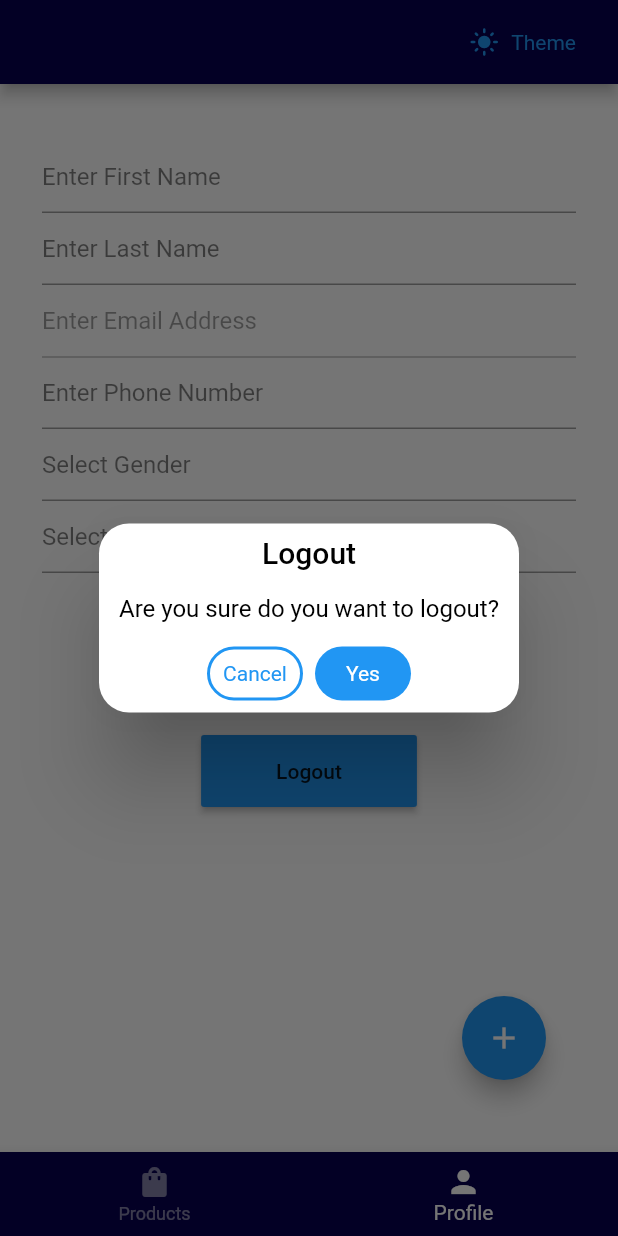
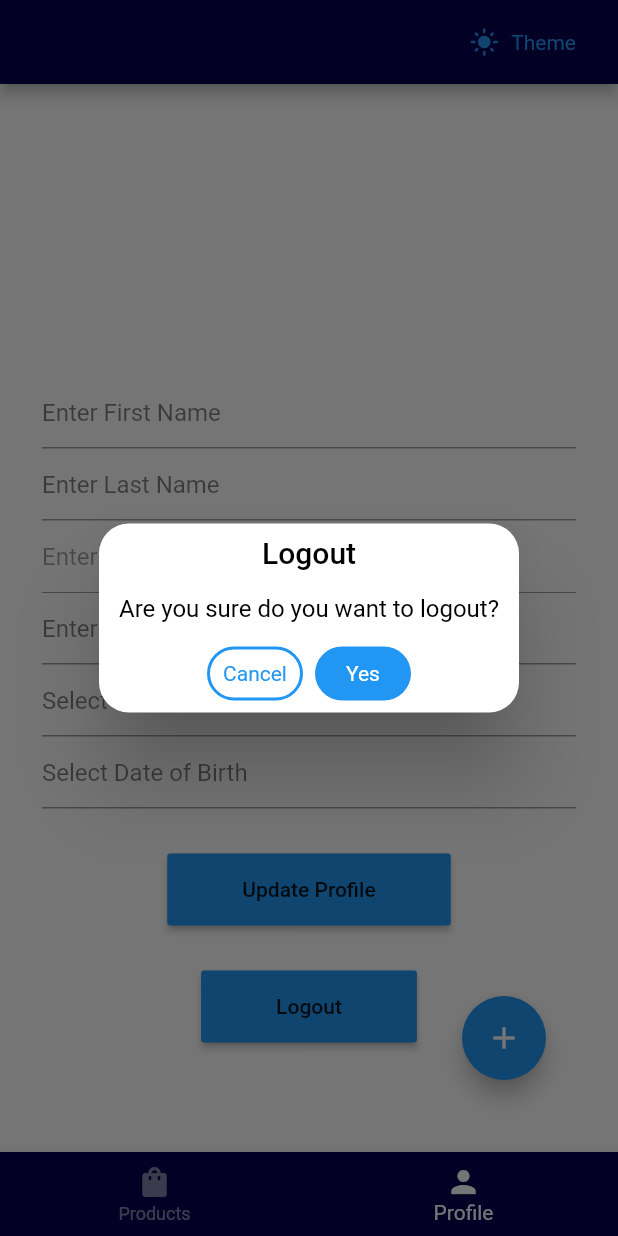
Before and after one commit to rjkolli7/esync_demo, a Flutter app: the HomePage screen opened by its route, item 2 of the bottom bar chosen, after a tap on "Logout", on a phone screen of 412 x 824 dp. Run offline on Flutter 3.47's test engine with Material 2 defaults, Android fonts, the phone set to English and light mode, and no system bars; our stand-ins replace firebase_auth, firebase_core, firebase_database, get, shared_preferences; accounts and stored records are empty.

Commit message:
- ui issues fixed

```diff
--- a/lib/helper/dialog_helper.dart
+++ b/lib/helper/dialog_helper.dart
@@ -41,43 +41,6 @@ void showErrorDialog(BuildContext context, String title, Exception e) {
 }
 
 void showLogoutDialog() {
-  /*AlertDialog(
-    title: const Text(
-      'Logout',
-      style: TextStyle(fontSize: 24),
-    ),
-    content: SingleChildScrollView(
-      child: ListBody(
-        children: const <Widget>[
-          Text(
-            StringHelper.logoutMessage,
-            style: TextStyle(fontSize: 18),
-          ),
-        ],
-      ),
-    ),
-    actions: <Widget>[
-      TextButton(
-        onPressed: () {
-          Navigator.of(Get.context!).pop();
-        },
-        child: const Text(
-          StringHelper.no,
-        ),
-      ),
-      GetBuilder<AuthController>(builder: (authController) {
-        return TextButton(
-          onPressed: () async {
-            await authController.logout();
-            Get.offAll(Routes.auth);
-          },
-          child: const Text(
-            StringHelper.yes,
-          ),
-        );
-      }),
-    ],
-  ),*/
   AuthBindings().dependencies();
   var authController = Get.find<AuthController>();
   Get.defaultDialog(
@@ -96,3 +59,5 @@ void showLogoutDialog() {
     },
   );
 }
+
+void showAddProductDialog() {}
--- a/lib/ui/home/home_page.dart
+++ b/lib/ui/home/home_page.dart
@@ -182,8 +182,22 @@ class _HomePageState extends State<HomePage> {
           ],
         ),
       ),
-      body: SingleChildScrollView(
-        child: Container(
+      body: homePage == HomePageType.profile
+          ? Center(
+              child: body(),
+            )
+          : body(),
+    );
+  }
+
+  Widget body() {
+    return SingleChildScrollView(
+      child: Column(
+        crossAxisAlignment: CrossAxisAlignment.start,
+        mainAxisAlignment: MainAxisAlignment.start,
+        children: [
+          Container(
+            alignment: Alignment.center,
             width: GetPlatform.isWeb
                 ? homePage == HomePageType.profile
                     ? 400
@@ -195,7 +209,8 @@ class _HomePageState extends State<HomePage> {
                     : const EdgeInsets.symmetric(horizontal: 100)
                 : const EdgeInsets.symmetric(horizontal: 20),
             child: getCurrentPage(),
-        ),
+          )
+        ],
       ),
     );
   }
--- a/lib/ui/product/product_page.dart
+++ b/lib/ui/product/product_page.dart
@@ -1,8 +1,8 @@
 import 'package:esync_demo/controllers/product_controller.dart';
 import 'package:esync_demo/domain/model/response/products_response.dart';
+import 'package:esync_demo/helper/test_styles.dart';
 import 'package:esync_demo/ui/product/product_item.dart';
 import 'package:flutter/material.dart';
-import 'package:flutter/rendering.dart';
 import 'package:get/get.dart';
 
 class ProductsPage extends StatefulWidget {
@@ -32,7 +32,8 @@ class ProductsPageState extends State<ProductsPage> {
 
   @override
   Widget build(BuildContext context) {
-    return Container(
+    return (products != null && products!.isNotEmpty)
+        ? Container(
             padding: const EdgeInsets.symmetric(vertical: 30),
             child: Column(
               crossAxisAlignment: CrossAxisAlignment.start,
@@ -62,7 +63,8 @@ class ProductsPageState extends State<ProductsPage> {
                         physics: const NeverScrollableScrollPhysics(),
                         itemCount: products?.length ?? 0,
                         shrinkWrap: true,
-                  gridDelegate: const SliverGridDelegateWithFixedCrossAxisCount(
+                        gridDelegate:
+                            const SliverGridDelegateWithFixedCrossAxisCount(
                           crossAxisCount: 3,
                         ),
                         itemBuilder: (BuildContext context, int index) {
@@ -84,6 +86,21 @@ class ProductsPageState extends State<ProductsPage> {
                       ),
               ],
             ),
+          )
+        : Column(
+            crossAxisAlignment: CrossAxisAlignment.center,
+            mainAxisAlignment: MainAxisAlignment.center,
+            children: [
+              Container(
+                height: context.height - 100,
+                alignment: Alignment.center,
+                child: const Text(
+                  'No Products\nStart Adding Products to See Here',
+                  textAlign: TextAlign.center,
+                  style: TextStyles.titleTextStyle,
+                ),
+              )
+            ],
           );
   }
 }
--- a/lib/ui/profile/profile_page.dart
+++ b/lib/ui/profile/profile_page.dart
@@ -61,7 +61,11 @@ class _ProfilePageState extends State<ProfilePage> {
         crossAxisAlignment: CrossAxisAlignment.center,
         children: [
           const SizedBox(height: 30),
-          Center(
+          Container(
+            width: context.width,
+            height: context.height,
+            alignment: Alignment.center,
+            child: Center(
               child: Padding(
                 padding: const EdgeInsets.all(8.0),
                 child: Form(
@@ -104,6 +108,7 @@ class _ProfilePageState extends State<ProfilePage> {
                 ),
               ),
             ),
+          )
         ],
       );
     });
```
Lines whose indentation alone changed are shown as unchanged.
